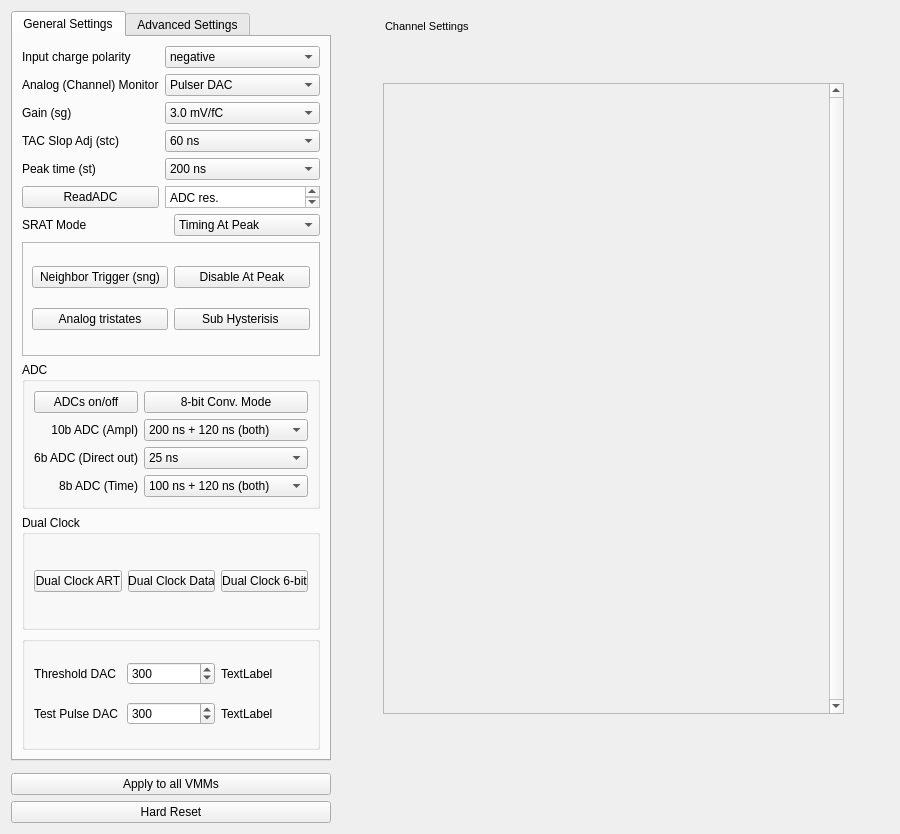
Qt form src/vmm_window.ui (YanzhaoW/vmmsc) before a commit.
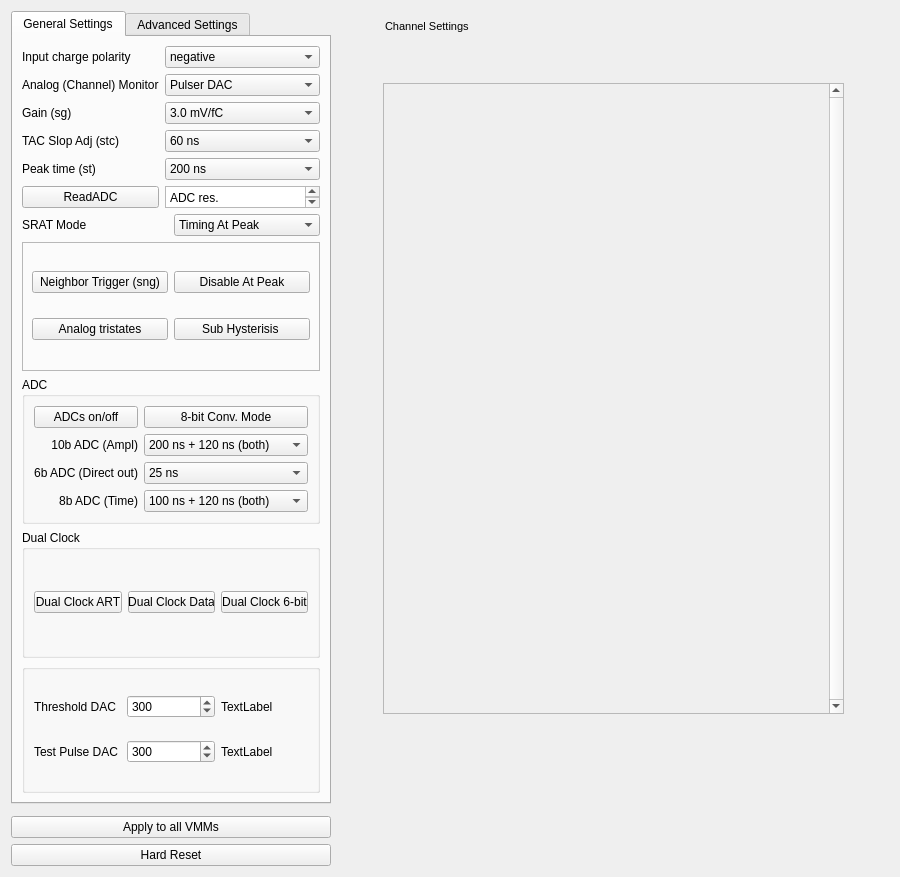
The same form after that commit.

The edit to the form file:
```diff
--- a/src/vmm_window.ui
+++ b/src/vmm_window.ui
@@ -7,7 +7,7 @@
     <x>0</x>
     <y>0</y>
     <width>900</width>
-    <height>834</height>
+    <height>877</height>
    </rect>
   </property>
   <property name="sizePolicy">
@@ -818,6 +818,9 @@
             <property name="text">
              <string>TextLabel</string>
             </property>
+            <property name="wordWrap">
+             <bool>true</bool>
+            </property>
            </widget>
           </item>
          </layout>
```
Left out of the diff: 66 changed lines with no effect on the pictures.
